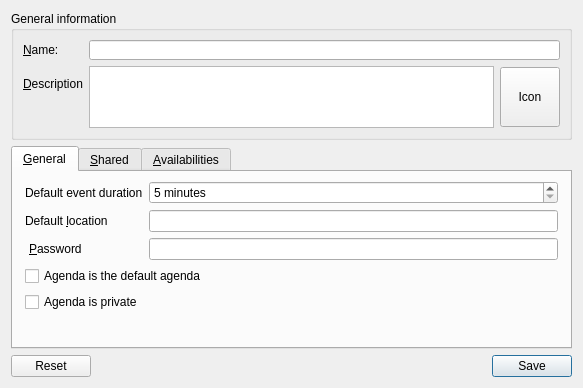
First picture: the form in plugins/agendaplugin/usercalendareditor.ui, repository FreeHealth/freehealth, before the edit.
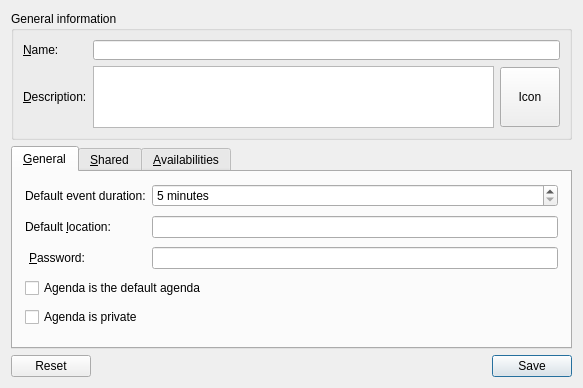
Second picture: the form after the edit. Custom widgets are drawn as their Qt base class.

Commit message: rid layout, added colons

Diff of the .ui file:
```diff
--- a/plugins/agendaplugin/usercalendareditor.ui
+++ b/plugins/agendaplugin/usercalendareditor.ui
@@ -19,7 +19,7 @@
      <property name="title">
       <string>General information</string>
      </property>
-     <layout class="QFormLayout" name="formLayout_2">
+     <layout class="QGridLayout" name="gridLayout">
       <item row="0" column="0">
        <widget class="QLabel" name="label">
         <property name="minimumSize">
@@ -61,7 +61,7 @@
          </size>
         </property>
         <property name="text">
-         <string>&amp;Description</string>
+         <string>&amp;Description:</string>
         </property>
         <property name="buddy">
          <cstring>description</cstring>
@@ -125,7 +125,7 @@
       <attribute name="title">
        <string>&amp;General</string>
       </attribute>
-      <layout class="QFormLayout" name="formLayout">
+      <layout class="QGridLayout" name="gridLayout_2">
        <property name="leftMargin">
         <number>12</number>
        </property>
@@ -138,7 +138,7 @@
        <item row="0" column="0">
         <widget class="QLabel" name="defaultDurationLabel">
          <property name="text">
-          <string>Default event duration</string>
+          <string>Default event duration:</string>
          </property>
          <property name="buddy">
           <cstring>defaultDuration</cstring>
@@ -161,23 +161,23 @@
          </property>
         </widget>
        </item>
-       <item row="2" column="0">
+       <item row="1" column="0">
         <widget class="QLabel" name="defaultLocationLabel">
          <property name="text">
-          <string>Default &amp;location</string>
+          <string>Default &amp;location:</string>
          </property>
          <property name="buddy">
           <cstring>defaultLocationEdit</cstring>
          </property>
         </widget>
        </item>
-       <item row="2" column="1">
+       <item row="1" column="1">
         <widget class="QLineEdit" name="defaultLocationEdit"/>
        </item>
-       <item row="4" column="0">
+       <item row="2" column="0">
         <widget class="QLabel" name="passwordLabel">
          <property name="text">
-          <string>&amp;Password</string>
+          <string>&amp;Password:</string>
          </property>
          <property name="indent">
           <number>4</number>
@@ -187,17 +187,17 @@
          </property>
         </widget>
        </item>
-       <item row="4" column="1">
+       <item row="2" column="1">
         <widget class="QLineEdit" name="passwordEdit"/>
        </item>
-       <item row="6" column="0" colspan="2">
+       <item row="3" column="0" colspan="2">
         <widget class="QCheckBox" name="isDefaultCheck">
          <property name="text">
           <string>Agenda is the default agenda</string>
          </property>
         </widget>
        </item>
-       <item row="7" column="0" colspan="2">
+       <item row="4" column="0">
         <widget class="QCheckBox" name="isPrivateCheck">
          <property name="text">
           <string>Agenda is private</string>
```
